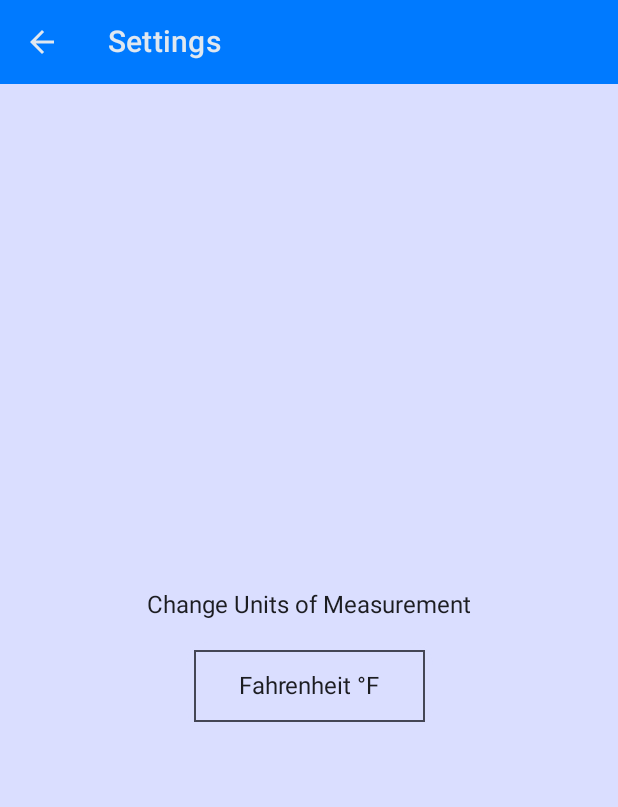
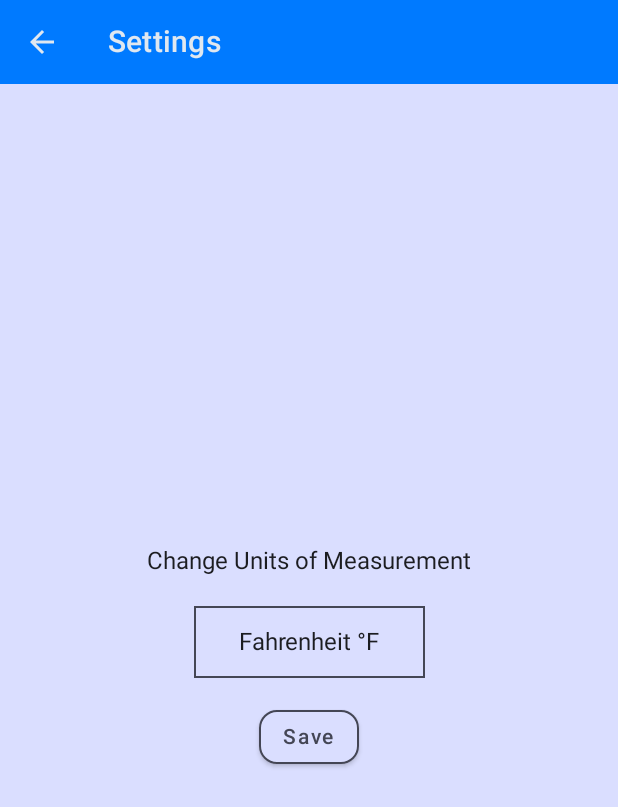
Before and after one commit to Mohammad2723/Weather, an Android app built with Jetpack Compose: the SettingsScreen screen opened through its navigation route, after a tap on "Celsius °C", on a phone screen of 412 x 824 dp. Shown: the top 807 px of the screen. Run offline under Robolectric (Android 15) with nearby library versions, the phone set to English and light mode, and no system bars; our stand-ins replace Dagger/Hilt's generated code, Room's generated code.

Commit message:
Settings for unit is work perfectly

```diff
--- a/app/src/main/java/com/github/ebrahimi16153/weather/network/WeatherApi.kt
+++ b/app/src/main/java/com/github/ebrahimi16153/weather/network/WeatherApi.kt
@@ -13,7 +13,7 @@ interface WeatherApi {
     @GET(value = "data/2.5/forecast/daily")
     suspend fun getWhether(
         @Query(value = "q") query: String,
-        @Query(value = "units") unit: String = "metric",
+        @Query(value = "units") unit: String ,
         @Query(value = "appid" ) appid:String = Constants.API_KEY
     ): Weather
 
--- a/app/src/main/java/com/github/ebrahimi16153/weather/repository/WeatherRepository.kt
+++ b/app/src/main/java/com/github/ebrahimi16153/weather/repository/WeatherRepository.kt
@@ -3,17 +3,16 @@ package com.github.ebrahimi16153.weather.repository
 import android.util.Log
 import com.github.ebrahimi16153.weather.data.DataOrException
 import com.github.ebrahimi16153.weather.model.Weather
-import com.github.ebrahimi16153.weather.model.WeatherObject
 import com.github.ebrahimi16153.weather.network.WeatherApi
 import javax.inject.Inject
 
 class WeatherRepository @Inject constructor(private val api: WeatherApi) {
 
 
-    suspend fun getWeather(cityQuery: String): DataOrException<Weather, Boolean, Exception> {
+    suspend fun getWeather(cityQuery: String, unit: String): DataOrException<Weather, Boolean, Exception> {
 
         val response = try {
-            api.getWhether(query = cityQuery)
+            api.getWhether(query = cityQuery , unit = unit)
         } catch (e: Exception) {
             Log.d("ERROR","getWeather $e")
             return DataOrException(exception = e)
--- a/app/src/main/java/com/github/ebrahimi16153/weather/screens/settings/Settings.kt
+++ b/app/src/main/java/com/github/ebrahimi16153/weather/screens/settings/Settings.kt
@@ -1,16 +1,15 @@
 package com.github.ebrahimi16153.weather.screens.settings
 
 import android.annotation.SuppressLint
+import android.util.Log
+import androidx.compose.foundation.BorderStroke
 import androidx.compose.foundation.background
 import androidx.compose.foundation.border
 import androidx.compose.foundation.layout.*
 import androidx.compose.foundation.shape.CircleShape
 import androidx.compose.foundation.shape.CornerSize
 import androidx.compose.foundation.shape.RoundedCornerShape
-import androidx.compose.material.IconToggleButton
-import androidx.compose.material.Scaffold
-import androidx.compose.material.Surface
-import androidx.compose.material.Text
+import androidx.compose.material.*
 import androidx.compose.material.icons.Icons
 import androidx.compose.material.icons.filled.ArrowBack
 import androidx.compose.runtime.*
@@ -19,8 +18,11 @@ import androidx.compose.ui.Modifier
 import androidx.compose.ui.draw.clip
 import androidx.compose.ui.tooling.preview.Preview
 import androidx.compose.ui.unit.dp
+import androidx.hilt.navigation.compose.hiltViewModel
 import androidx.navigation.NavHostController
+import com.github.ebrahimi16153.weather.model.UnitWeather
 import com.github.ebrahimi16153.weather.ui.theme.MyColors
+import com.github.ebrahimi16153.weather.viewmodel.SettingsViewModel
 import com.github.ebrahimi16153.weather.widgets.WeatherAppBar
 
 @Composable
@@ -47,13 +49,19 @@ fun SettingsScaffold(navController: NavHostController) {
 @Preview
 @Composable
 fun MainContent() {
+    val settingsViewModel: SettingsViewModel = hiltViewModel()
     var unitToggleState by remember {
         mutableStateOf(false)
     }
     val measurementUnit = listOf("Imperial (F)", "Metric (C)")
+    val choiceFromDb = settingsViewModel.unitList.collectAsState().value
+    val defaultChoice = if (choiceFromDb.isEmpty()) measurementUnit[1]else choiceFromDb[0].unit
     var choiceState by remember {
-        mutableStateOf("")
+        mutableStateOf(defaultChoice)
     }
+
+ Log.e("defult" , choiceState)
+
 
     Surface(modifier = Modifier.fillMaxSize(), color = MyColors().background.value) {
         Column(
@@ -61,30 +69,54 @@ fun MainContent() {
             verticalArrangement = Arrangement.Center
         ) {
             Text(text = "Change Units of Measurement", modifier = Modifier.padding(bottom = 15.dp))
+
+
+            // toggle for select unit
             IconToggleButton(
                 checked = !unitToggleState,
                 onCheckedChange = {
                     unitToggleState = !it
                     choiceState = if (unitToggleState) {
-                        "Imperial (F)"
+                        "imperial"
                     } else {
-                        "Metric (C)"
+                        "metric"
                     }
+
+                    settingsViewModel.deleteAllUnits()
+                    settingsViewModel.insertUnit(UnitWeather(unit = choiceState))
                 },
                 modifier = Modifier
                     .fillMaxWidth(0.4f)
-                    .clip(shape = CircleShape.copy(CornerSize(15.dp)))
                     .background(MyColors().background.value)
                     .padding(5.dp)
-                    .border(width = 1.dp, color = MyColors().text.value)) {
+                    .border(width = 1.dp, color = MyColors().text.value)
+                    .clip(shape = CircleShape.copy(CornerSize(15.dp)))
+            ) {
                 Text(
                     text = if (unitToggleState) {
                         "Fahrenheit °F"
-                    }else{
+                    } else {
                         "Celsius °C"
                     }
                 )
             }
+
+            Spacer(modifier = Modifier.height(10.dp))
+
+            Button(
+                onClick = {
+                    settingsViewModel.deleteAllUnits()
+                    settingsViewModel.insertUnit(UnitWeather(unit = choiceState))
+
+                },
+                colors = ButtonDefaults.buttonColors(backgroundColor = MyColors().background.value),
+                shape = RoundedCornerShape(12.dp),
+                border = BorderStroke(width = 1.dp, color = MyColors().text.value)
+            ) {
+                Text(text = "Save", color = MyColors().text.value)
+            }
+
+
         }
     }
 }
```
Also changed, not shown: app/src/main/java/com/github/ebrahimi16153/weather/screens/main/MainScreen.kt (+20 -5 lines), app/src/main/java/com/github/ebrahimi16153/weather/viewmodel/MainViewModel.kt (+2 -9 lines).
